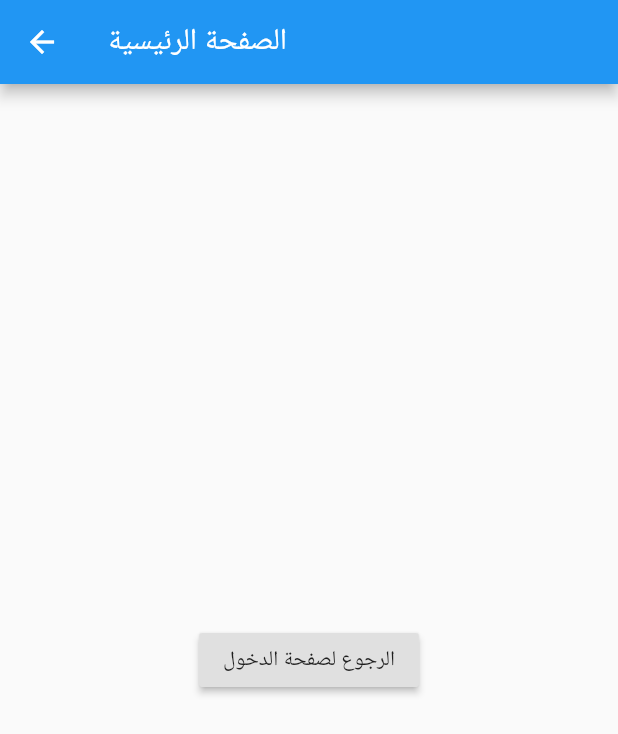
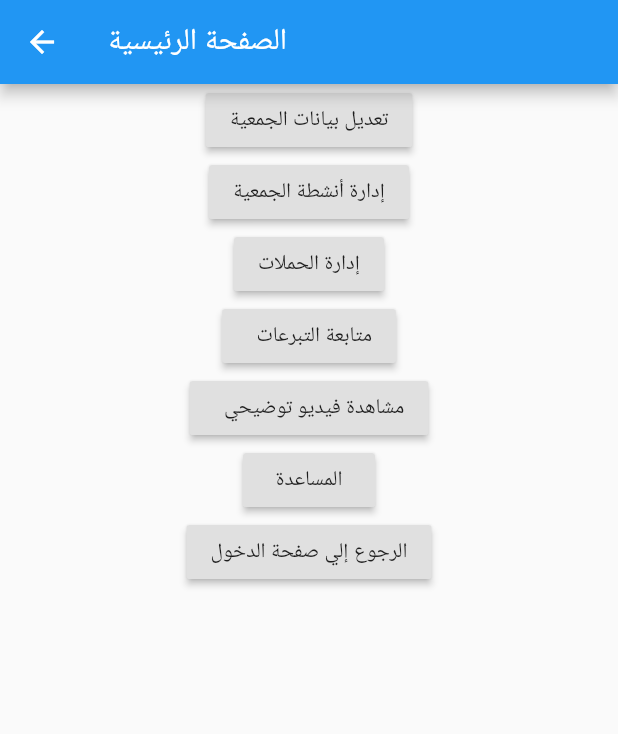
Before and after one commit to ahmed425/Borhan-Admin, a Flutter app: the Home screen opened by its route, on a phone screen of 412 x 824 dp. Shown: the top 734 px of the screen. Run offline on Flutter 3.47's test engine with Material 2 defaults, Android fonts, the phone set to English and light mode, and no system bars.

Commit message:
With Initial Home Screen

```diff
--- a/lib/screens/home_screen.dart
+++ b/lib/screens/home_screen.dart
@@ -11,11 +11,44 @@ class Home extends StatelessWidget {
         title: Text("الصفحة الرئيسية"),
       ),
       body: Center(
-        child: RaisedButton(
-          onPressed: () {
-            Navigator.pop(context);
-          },
-          child: Text('الرجوع لصفحة الدخول'),
+        child: Column(
+          children: <Widget>[
+            RaisedButton(
+              onPressed: () {
+              },
+              child: Text('تعديل بيانات الجمعية'),
+            ),
+            RaisedButton(
+              onPressed: () {},
+              child: Text('إدارة أنشطة الجمعية'),
+            ),
+            RaisedButton(
+              onPressed: () {
+              },
+              child: Text('إدارة الحملات'),
+            ),
+            RaisedButton(
+              onPressed: () {
+              },
+              child: Text('  متابعة التبرعات'),
+            ),
+            RaisedButton(
+              onPressed: () {
+              },
+              child: Text('  مشاهدة فيديو توضيحي'),
+            ),
+            RaisedButton(
+              onPressed: () {
+              },
+              child: Text('المساعدة'),
+            ),
+            RaisedButton(
+              onPressed: () {
+                Navigator.pop(context);
+              },
+              child: Text('الرجوع إلي صفحة الدخول'),
+            ),
+          ],
         ),
       ),
     );
```
